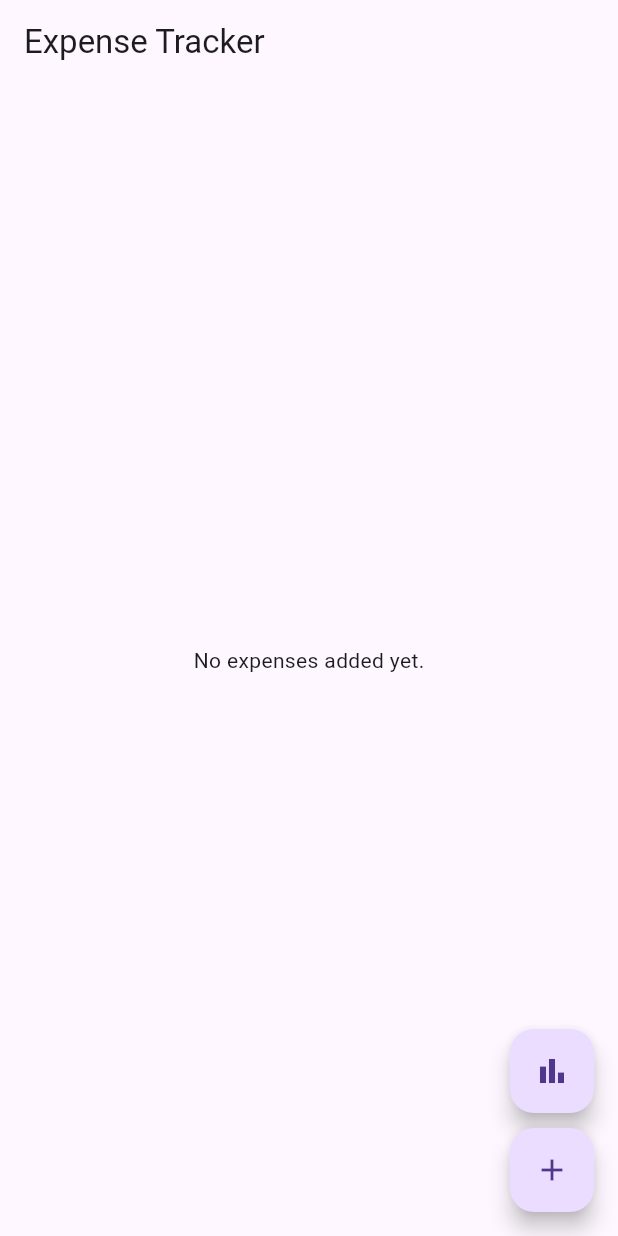
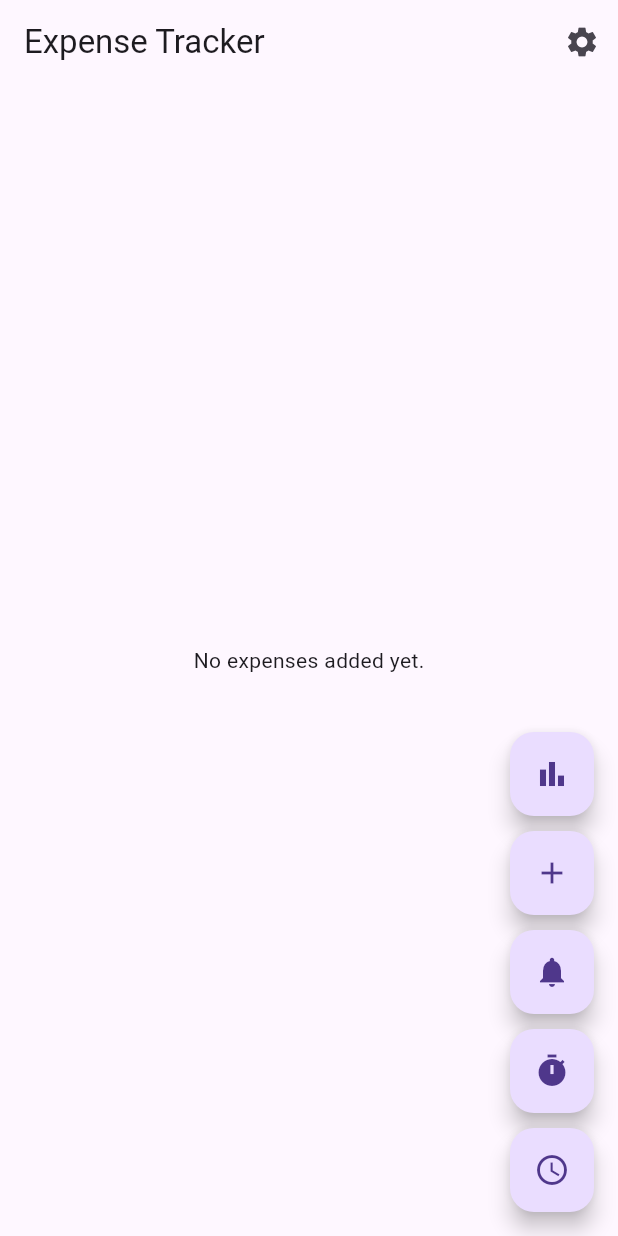
Before and after one commit to yashjoshi007/expense, a Flutter app: the screen it shows after launch, on a phone screen of 412 x 824 dp. Run offline on Flutter 3.47's test engine with Material 3 defaults, Android fonts, the phone set to English and light mode, and no system bars; our stand-ins replace fl_chart, flutter_local_notifications, hive, hive_flutter, permission_handler, shared_preferences and 1 more; accounts and stored records are empty.

Commit message:
feat:  testNotification working + scheduled notification issues

```diff
--- a/lib/main.dart
+++ b/lib/main.dart
@@ -1,16 +1,20 @@
 import 'package:flutter/material.dart';
 import 'package:hive_flutter/hive_flutter.dart';
+import 'package:permission_handler/permission_handler.dart';
 import 'package:provider/provider.dart';
+import 'package:timezone/data/latest.dart' as tz;
 import 'data/models/expense_model.dart';
 import 'presentation/providers/expense_provider.dart';
 import 'presentation/screens/home_screen.dart';
+import 'core/notifications/notifications_service.dart';
 
 void main() async {
   WidgetsFlutterBinding.ensureInitialized();
   await Hive.initFlutter();
   Hive.registerAdapter(ExpenseAdapter());
   await Hive.openBox<Expense>('expenseBox');
-
+   tz.initializeTimeZones();
+  await NotificationService.initialize();
   runApp(
     MultiProvider(
       providers: [
--- a/lib/presentation/screens/home_screen.dart
+++ b/lib/presentation/screens/home_screen.dart
@@ -1,9 +1,11 @@
 import 'package:expense/presentation/screens/expense_summary_screen.dart';
+import 'package:expense/presentation/screens/settings_screen.dart';
 import 'package:flutter/material.dart';
 import 'package:provider/provider.dart';
 import '../../data/models/expense_model.dart';
 import '../providers/expense_provider.dart';
 import 'add_expense_screen.dart';
+import '../../core/notifications/notifications_service.dart';
 
 class HomeScreen extends StatelessWidget {
   @override
@@ -11,7 +13,20 @@ class HomeScreen extends StatelessWidget {
     final expenses = Provider.of<ExpenseProvider>(context).expenses;
 
     return Scaffold(
-      appBar: AppBar(title: Text('Expense Tracker')),
+      appBar: AppBar(
+        title: Text('Expense Tracker'),
+        actions: [
+          IconButton(
+            icon: Icon(Icons.settings),
+            onPressed: () {
+              Navigator.push(
+                context,
+                MaterialPageRoute(builder: (context) => SettingsScreen()),
+              );
+            },
+          ),
+        ],
+      ),
       body: expenses.isEmpty
           ? Center(child: Text("No expenses added yet."))
           : ListView.builder(
@@ -74,6 +89,30 @@ class HomeScreen extends StatelessWidget {
         );
       },
     ),
+    SizedBox(height: 10),
+    FloatingActionButton(
+      heroTag: 'notify',
+      child: Icon(Icons.notifications),
+      onPressed: () {
+        NotificationService.showInstantNotification();
+      },
+    ),
+    SizedBox(height: 10),
+    FloatingActionButton(
+      heroTag: 'schedule',
+      child: Icon(Icons.timer),
+      onPressed: () {
+        NotificationService.scheduleNotification();
+      },
+    ),
+    SizedBox(height: 10),
+    FloatingActionButton(
+      heroTag: 'daily10pm',
+      child: Icon(Icons.access_time),
+      onPressed: () {
+        NotificationService.scheduleDailyNotificationAt10PM();
+      },
+    ),
   ],
 ),
 
--- a/pubspec.yaml
+++ b/pubspec.yaml
@@ -41,7 +41,9 @@ dependencies:
   intl: ^0.18.0
   uuid: ^4.5.1
   fl_chart: ^0.70.2
-
+  timezone: ^0.9.2
+  shared_preferences:
+  permission_handler: ^11.3.1
 
 dev_dependencies:
   flutter_test:
```
Also changed, not shown: lib/core/notifications/notifications_service.dart (added, +121 -0 lines), lib/presentation/screens/settings_screen.dart (added, +59 -0 lines), pubspec.lock, 6 other files.
